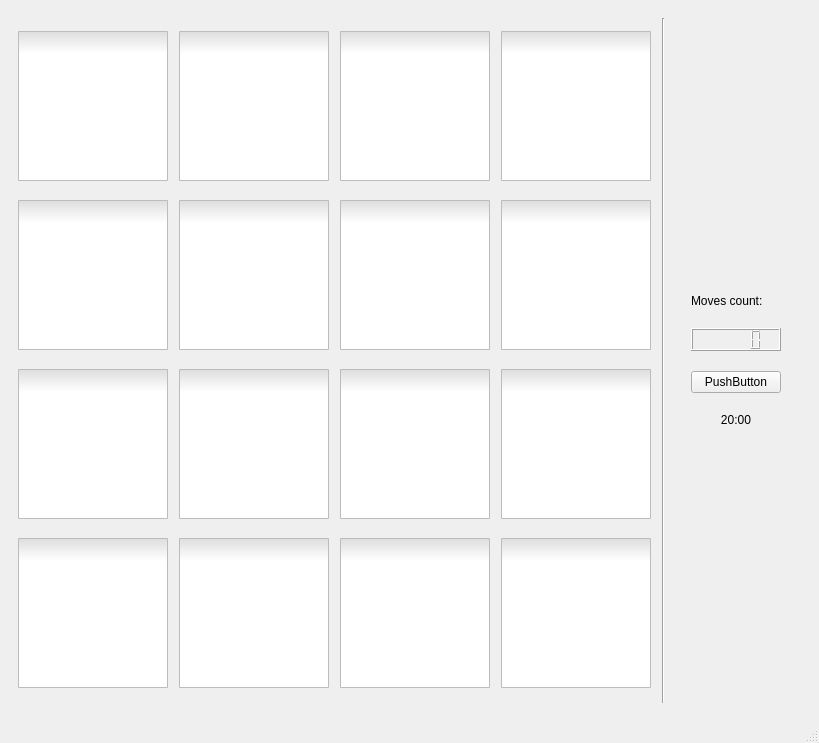
First picture: the form in mainwindow.ui, repository ducbinh1996/Matching-game-Qt, before the edit.
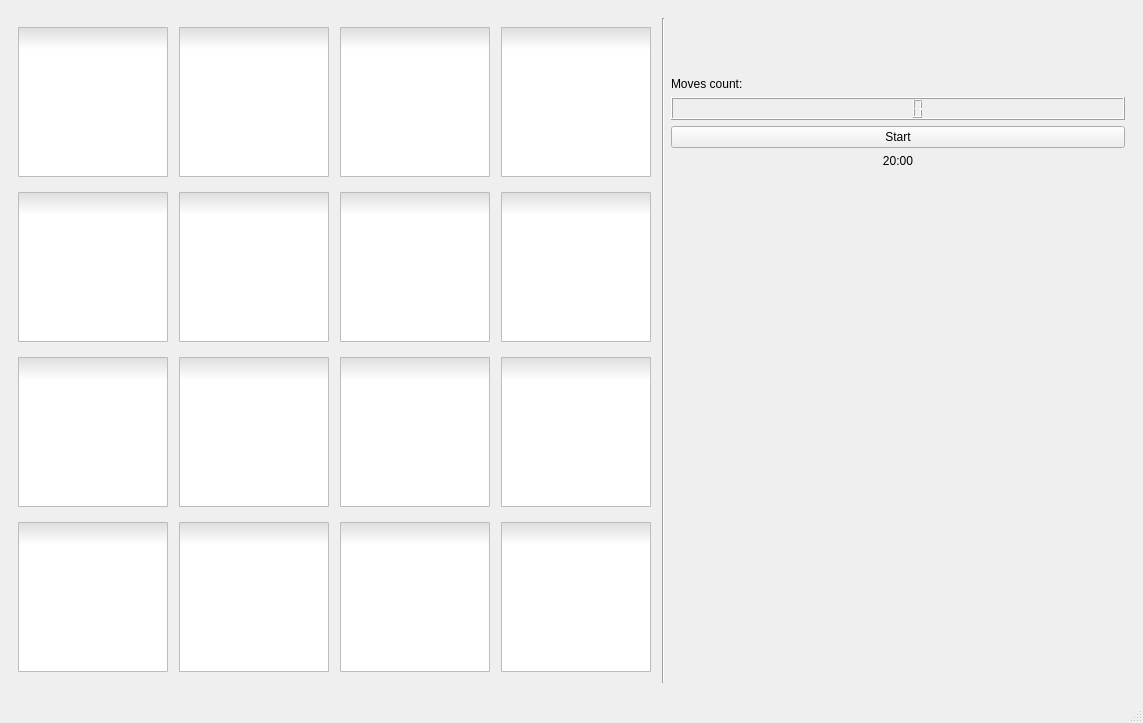
Second picture: the form after the edit. The open tabs and pages were chosen to show the change. Icons and pictures are not drawn.

Commit message: Add background images: 	Add background for startUpPage 	Resize goToGameBtn 	Add label image for gamePage

Patch:
```diff
--- a/mainwindow.ui
+++ b/mainwindow.ui
@@ -6,34 +6,91 @@
    <rect>
     <x>0</x>
     <y>0</y>
-    <width>819</width>
-    <height>743</height>
+    <width>1143</width>
+    <height>723</height>
    </rect>
   </property>
   <property name="windowTitle">
    <string>MainWindow</string>
   </property>
   <widget class="QWidget" name="centralwidget">
-   <layout class="QVBoxLayout" name="verticalLayout_2">
+   <layout class="QHBoxLayout" name="horizontalLayout_5">
     <item>
-     <layout class="QHBoxLayout" name="horizontalLayout_3">
+     <layout class="QVBoxLayout" name="verticalLayout_2">
       <item>
        <widget class="QStackedWidget" name="stackedWidget">
+        <property name="styleSheet">
+         <string notr="true"/>
+        </property>
         <property name="currentIndex">
          <number>0</number>
         </property>
         <widget class="QWidget" name="startUpPage">
          <layout class="QHBoxLayout" name="horizontalLayout_4">
           <item>
-           <widget class="QPushButton" name="goToGameBtn">
-            <property name="text">
-             <string>Go to game</string>
-            </property>
-           </widget>
+           <layout class="QHBoxLayout" name="horizontalLayout_3">
+            <item>
+             <spacer name="horizontalSpacer">
+              <property name="orientation">
+               <enum>Qt::Horizontal</enum>
+              </property>
+              <property name="sizeHint" stdset="0">
+               <size>
+                <width>40</width>
+                <height>20</height>
+               </size>
+              </property>
+             </spacer>
+            </item>
+            <item>
+             <widget class="QPushButton" name="goToGameBtn">
+              <property name="minimumSize">
+               <size>
+                <width>100</width>
+                <height>30</height>
+               </size>
+              </property>
+              <property name="styleSheet">
+               <string notr="true">QPushButton {
+	background-color: rgb(255, 243, 183);
+	color: black; 
+    border-style: outset;
+    border-width: 2px;
+    border-color: black;
+}</string>
+              </property>
+              <property name="text">
+               <string>Go to game</string>
+              </property>
+             </widget>
+            </item>
+            <item>
+             <spacer name="horizontalSpacer_2">
+              <property name="orientation">
+               <enum>Qt::Horizontal</enum>
+              </property>
+              <property name="sizeHint" stdset="0">
+               <size>
+                <width>40</width>
+                <height>20</height>
+               </size>
+              </property>
+             </spacer>
+            </item>
+           </layout>
           </item>
          </layout>
         </widget>
         <widget class="QWidget" name="gamePage">
+         <property name="minimumSize">
+          <size>
+           <width>813</width>
+           <height>647</height>
+          </size>
+         </property>
+         <property name="styleSheet">
+          <string notr="true"/>
+         </property>
          <layout class="QVBoxLayout" name="verticalLayout_3">
           <item>
            <layout class="QHBoxLayout" name="horizontalLayout_2">
@@ -451,22 +508,7 @@
                </widget>
               </item>
               <item>
-               <layout class="QVBoxLayout" name="verticalLayout" stretch="0,0,0,0,0,0">
-                <property name="spacing">
-                 <number>20</number>
-                </property>
-                <property name="sizeConstraint">
-                 <enum>QLayout::SetMinimumSize</enum>
-                </property>
-                <property name="leftMargin">
-                 <number>20</number>
-                </property>
-                <property name="rightMargin">
-                 <number>20</number>
-                </property>
-                <property name="bottomMargin">
-                 <number>0</number>
-                </property>
+               <layout class="QVBoxLayout" name="verticalLayout">
                 <item>
                  <spacer name="tmpVerticalSpacer_2">
                   <property name="orientation">
@@ -474,8 +516,8 @@
                   </property>
                   <property name="sizeHint" stdset="0">
                    <size>
-                    <width>20</width>
-                    <height>40</height>
+                    <width>98</width>
+                    <height>17</height>
                    </size>
                   </property>
                  </spacer>
@@ -493,7 +535,7 @@
                 <item>
                  <widget class="QPushButton" name="startBtn">
                   <property name="text">
-                   <string>PushButton</string>
+                   <string>Start</string>
                   </property>
                  </widget>
                 </item>
@@ -523,6 +565,37 @@
                   </property>
                  </spacer>
                 </item>
+                <item>
+                 <widget class="QLabel" name="labelMeme">
+                  <property name="sizePolicy">
+                   <sizepolicy hsizetype="Minimum" vsizetype="Minimum">
+                    <horstretch>0</horstretch>
+                    <verstretch>0</verstretch>
+                   </sizepolicy>
+                  </property>
+                  <property name="minimumSize">
+                   <size>
+                    <width>300</width>
+                    <height>450</height>
+                   </size>
+                  </property>
+                  <property name="styleSheet">
+                   <string notr="true">QLabel#labelMeme {
+	background-image: url(:/willSmith.png);
+	background-position: bottom right;
+	background-repeat: no-repeat;
+}
+
+</string>
+                  </property>
+                  <property name="text">
+                   <string/>
+                  </property>
+                  <property name="wordWrap">
+                   <bool>false</bool>
+                  </property>
+                 </widget>
+                </item>
                </layout>
               </item>
              </layout>
```
Left out of the diff: 12 changed lines with no effect on the pictures. The commit also changes 3 other files.
